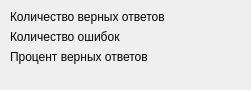
The window that train_finish.ui (AlexandrShcherbakov/flash_cards) describes before a commit, drawn with Qt 5.
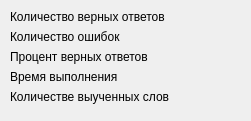
The same window after the commit.

Commit message: Add training time and amount of learned words

Patch:
```diff
--- a/train_finish.ui
+++ b/train_finish.ui
@@ -7,7 +7,7 @@
     <x>0</x>
     <y>0</y>
     <width>251</width>
-    <height>90</height>
+    <height>121</height>
    </rect>
   </property>
   <property name="windowTitle">
@@ -19,7 +19,7 @@
      <x>10</x>
      <y>10</y>
      <width>231</width>
-     <height>71</height>
+     <height>106</height>
     </rect>
    </property>
    <layout class="QFormLayout" name="formLayout">
@@ -65,6 +65,34 @@
       </property>
      </widget>
     </item>
+    <item row="3" column="0">
+     <widget class="QLabel" name="label_4">
+      <property name="text">
+       <string>Время выполнения</string>
+      </property>
+     </widget>
+    </item>
+    <item row="3" column="1">
+     <widget class="QLabel" name="train_time">
+      <property name="text">
+       <string/>
+      </property>
+     </widget>
+    </item>
+    <item row="4" column="0">
+     <widget class="QLabel" name="label_5">
+      <property name="text">
+       <string>Количестве выученных слов</string>
+      </property>
+     </widget>
+    </item>
+    <item row="4" column="1">
+     <widget class="QLabel" name="learned_count">
+      <property name="text">
+       <string/>
+      </property>
+     </widget>
+    </item>
    </layout>
   </widget>
  </widget>
```
The commit also changes 3 other files.
